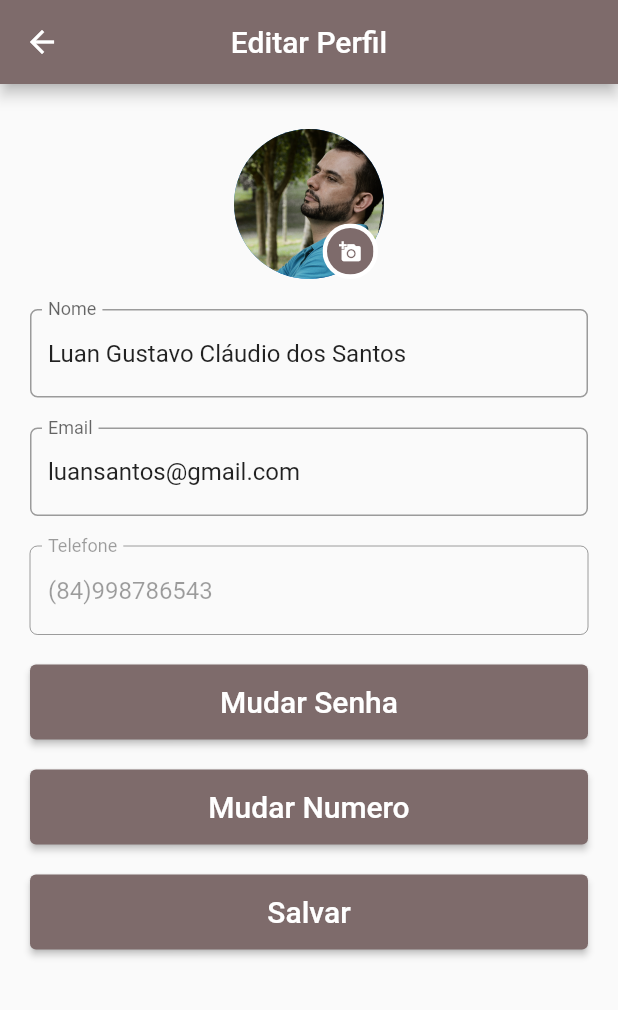
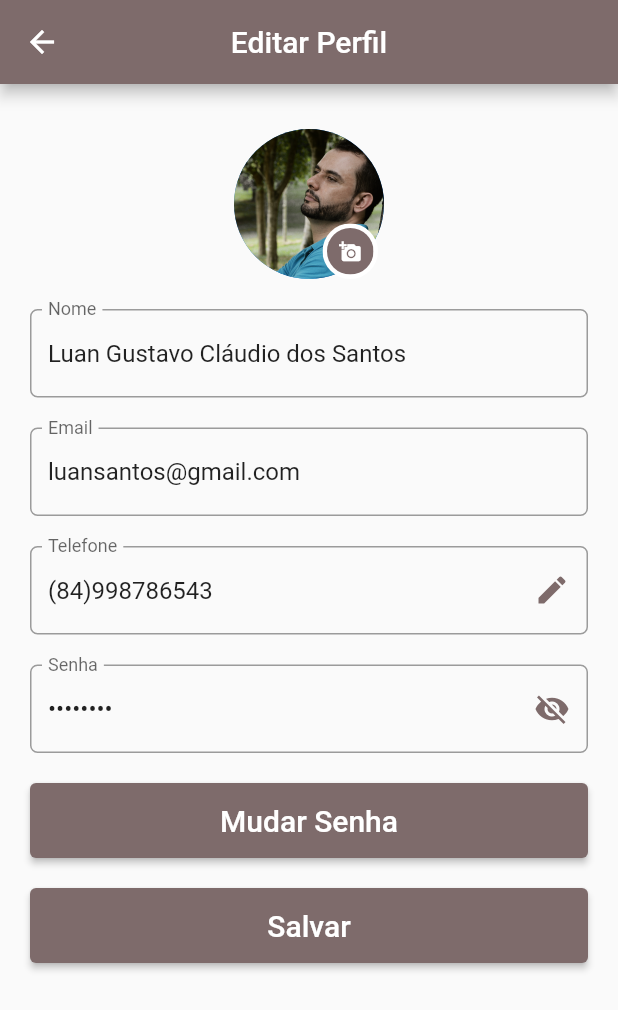
Before and after one commit to reily-cleiane/buscapatas, a Flutter app: the EditarPerfil screen opened directly, on a phone screen of 412 x 824 dp. Shown: the top 1010 px of the screen. Run offline on Flutter 3.47's test engine with Material 2 defaults, Android fonts, the light colour scheme and no system bars; our stand-ins replace form_validator, geolocator, pin_code_fields, shared_preferences; missing offline and left inert: dart:html, flutter_session, material_color_generator; accounts and stored records are empty.

Commit message:
atualizacao editar perfil

```diff
--- a/lib/model/test-user.dart
+++ b/lib/model/test-user.dart
@@ -3,12 +3,14 @@ class User {
   final String nome;
   final String email;
   final String telefone;
+  final String senha;
 
   const User({
     required this.imagem,
     required this.nome,
     required this.email,
     required this.telefone,
+    required this.senha,
   });
 
   User copy({
@@ -16,12 +18,14 @@ class User {
     String? nome,
     String? email,
     String? telefone,
+    String? senha,
   }) =>
       User(
         imagem: imagem ?? this.imagem,
         nome: nome ?? this.nome,
         email: email ?? this.email,
         telefone: telefone ?? this.telefone,
+        senha: senha ?? this.senha,
       );
 
   static User fromJson(Map<String, dynamic> json) => User(
@@ -29,6 +33,7 @@ class User {
         nome: json['nome'],
         email: json['email'],
         telefone: json['telefone'],
+        senha: json['senha'],
       );
 
   Map<String, dynamic> toJson() => {
@@ -36,5 +41,6 @@ class User {
         'nome': nome,
         'email': email,
         'telefone': telefone,
+        'senha': senha,
       };
 }
--- a/lib/utils/mock_usuario.dart
+++ b/lib/utils/mock_usuario.dart
@@ -12,7 +12,8 @@ class MockUsuario {
         'imagens/homem.jpg',
     nome: 'Luan Gustavo Cláudio dos Santos',
     email: 'luansantos@gmail.com',
-    telefone: '(84)998786543'
+    telefone: '(84)998786543',
+    senha: '123456'
   );
 
   static Future init() async =>
--- a/lib/visualizacoes/editar-perfil.dart
+++ b/lib/visualizacoes/editar-perfil.dart
@@ -18,6 +18,7 @@ class EditarPerfil extends StatefulWidget {
 
 class _EditarPerfilState extends State<EditarPerfil> {
   User usuario = MockUsuario.getUser();
+  var _passwordVisible = false;
   // TextEditingController nomeController = TextEditingController();
   // TextEditingController emailController = TextEditingController();
   // TextEditingController telefoneController = TextEditingController();
@@ -59,11 +60,52 @@ class _EditarPerfilState extends State<EditarPerfil> {
               tipoCampo: TextInputType.emailAddress,
               enableEdit: true,
               onChanged: (email) => usuario = usuario.copy(email: email)),
-              CampoTexto(label: 'Telefone',
-              text: usuario.telefone,
-              tipoCampo: TextInputType.phone,
-              enableEdit: false,
-              onChanged: (telefone) => usuario = usuario.copy(telefone: telefone)),
+              const SizedBox(height: 20),
+              TextFormField(
+                initialValue: usuario.telefone,
+                decoration: InputDecoration(
+                  labelText: "Telefone",
+                  border: OutlineInputBorder(
+                    borderRadius: BorderRadius.circular(5),
+                  ),
+                  suffixIcon: IconButton(icon: const Icon(Icons.edit),
+                  color: estilo.corprimaria,
+                  onPressed: () {
+                    Navigator.push(
+                        context,
+                        MaterialPageRoute(
+                            builder: (context) => const EditarNumero(
+                                title: 'Mudar numero')),
+                      );
+                  })
+                ),
+                readOnly: true,
+              ),
+              const SizedBox(height: 20),
+              TextFormField(
+                initialValue: "12345678",
+                decoration: InputDecoration(
+                    labelText: "Senha",
+                    border: OutlineInputBorder(
+                    borderRadius: BorderRadius.circular(5),
+                    ),
+                    suffixIcon: IconButton(
+                          icon: Icon(
+                            _passwordVisible
+                            ? Icons.visibility
+                            : Icons.visibility_off,
+                            color: estilo.corprimaria,
+                            ),
+                          onPressed: () {
+                            setState(() {
+                                _passwordVisible = !_passwordVisible;
+                            });
+                          },
+                          ),
+                        ),
+                obscureText: !_passwordVisible,
+                readOnly: true,
+              ),
               const SizedBox(height: 20),
               SizedBox(
                 width: double.infinity,
@@ -86,29 +128,6 @@ class _EditarPerfilState extends State<EditarPerfil> {
                     style: TextStyle(color: Colors.white, fontSize: 20.0),
                   ),
                 )),
-                const SizedBox(height: 20),
-                SizedBox(
-                  width: double.infinity,
-                  height: 50,
-                  child: ElevatedButton(
-                    style: const ButtonStyle(
-                      backgroundColor: MaterialStatePropertyAll<Color>(
-                          estilo.corprimaria),
-                    ),
-                    onPressed: () {
-                      Navigator.push(
-                        context,
-                        MaterialPageRoute(
-                            builder: (context) => const EditarNumero(
-                                title: 'Mudar numero')),
-                      );
-                    },
-                    child: const Text(
-                      "Mudar Numero",
-                      style: TextStyle(color: Colors.white, fontSize: 20.0),
-                    ),
-                  )
-                ),
                 const SizedBox(height: 20),
                 SizedBox(
                 width: double.infinity,
```
